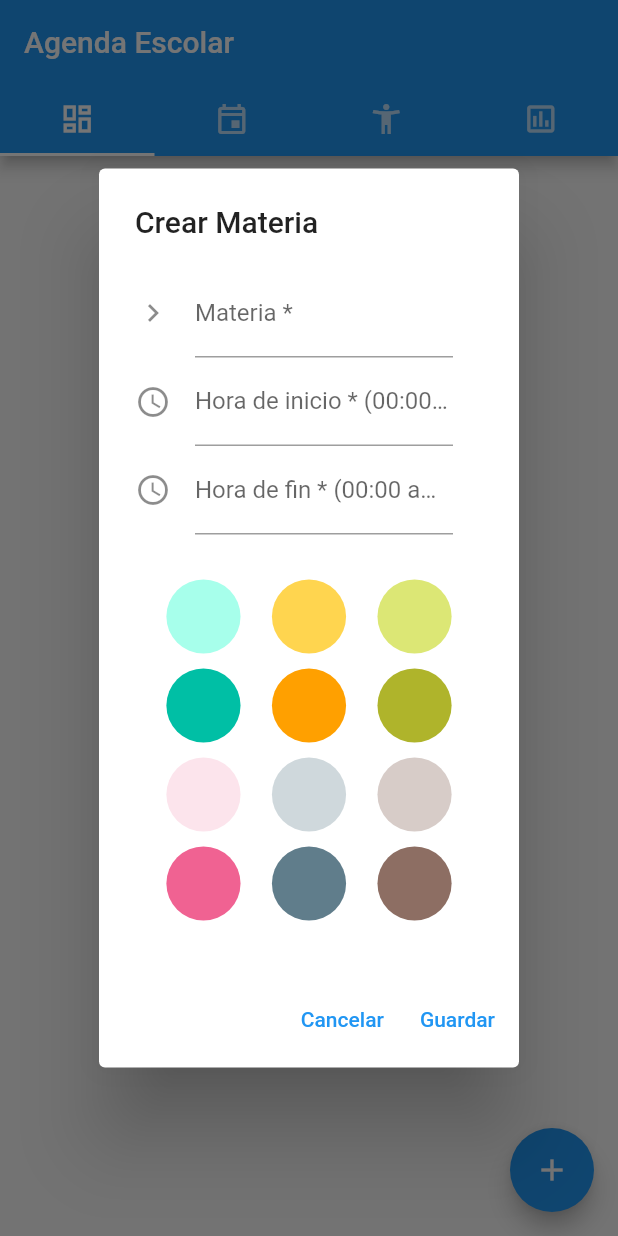
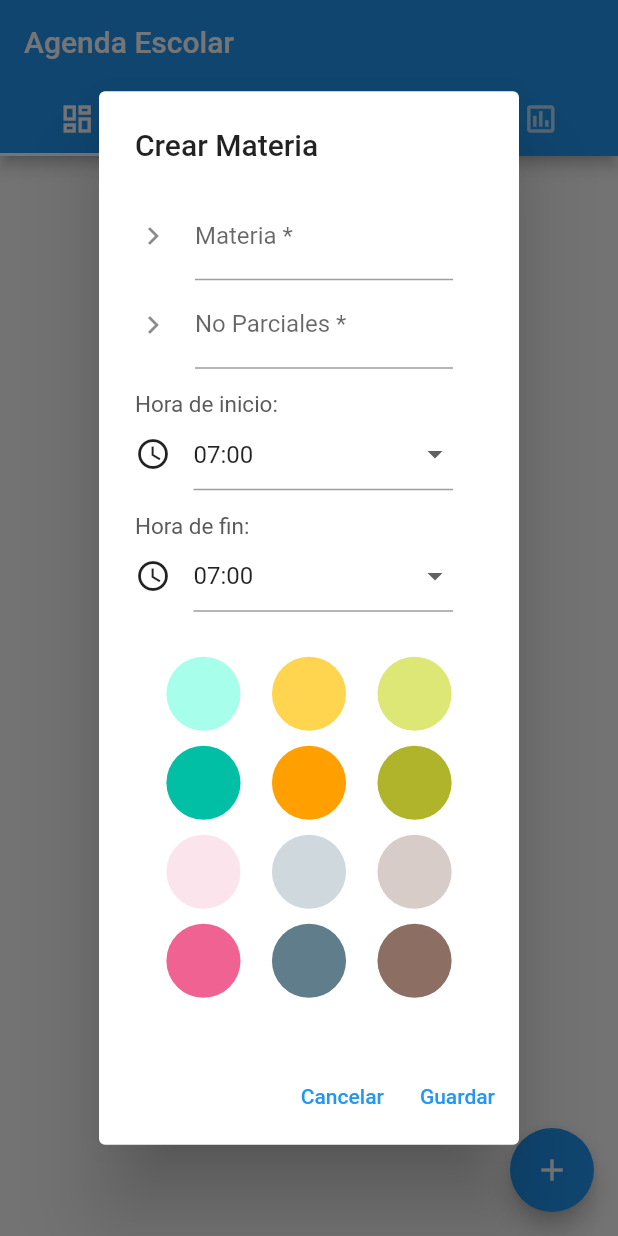
Before and after one commit to JavierUrueta/FlutterProjectEVE, a Flutter app: the screen it shows after launch, after a tap on the "add" icon, on a phone screen of 412 x 824 dp. Run offline on Flutter 3.47's test engine with Material 2 defaults, Android fonts, the phone set to English and light mode, and no system bars; our stand-ins replace cloud_firestore, firebase_core; accounts and stored records are empty.

Commit message:
second commit

```diff
--- a/lib/main.dart
+++ b/lib/main.dart
@@ -1,4 +1,5 @@
 import 'dart:collection';
+import 'dart:convert';
 import 'package:flutter/cupertino.dart';
 import 'package:flutter/material.dart';
 import 'package:firebase_core/firebase_core.dart';
@@ -24,21 +25,24 @@ class MyApp extends StatelessWidget {
 }
 
 class SubjectInfo {
-    late int id;
+    late String id;
     late String name, start, end;
     late Color color;
-    late List<double> ratings = [];
+    late int parciales;
+    late Map<String, String> ratings;
 
-    SubjectInfo(int _id, String _name, String _start, String _end, Color _color) {
-        id = _id;
+    SubjectInfo(String _name, int _parciales, String _start, String _end, Color _color) {
+        id = _name;
         name = _name;
         start = _start;
         end = _end;
         color = _color;
+        ratings = HashMap();
+        parciales = _parciales;
     }
 
-    setRating(double _rating) {
-        ratings.add(_rating);
+    setRating(int p, double prom) {
+        ratings.addAll({p.toString(): prom.toString()});
     }
 
     @override
@@ -46,33 +50,22 @@ class SubjectInfo {
         return "nombre: $name inicio: $start fin: $end color: $color ";
     }
 
-    String hashMapRatings() {
-        String map = "";
-        for (int i = 0; i < ratings.length; i++) {
-          if (i != ratings.length - 1) {
-            map += '${i+1}:${ratings[i]}, ';
-          }else{
-            map += '${i+1}:${ratings[i]}';
-          }
-        }
-        return map;
-    }
-
     HashMap<String, String> createDataforDatabase() {
-        final baseMap = <String, String>{'id': id.toString(), 'nombre': name, 'horaInicio': start, 'horaFin': end,
-                                          'color': color.toString(), 'ratings': hashMapRatings()};
+        final baseMap = <String, String>{'id': id, 'nombre': name, 'horaInicio': start,
+                                         'horaFin': end, 'parciales': parciales.toString(),
+                                         'color': color.toString(),'ratings': jsonEncode(ratings)};
         final mapOf = HashMap<String, String>.of(baseMap);
         return mapOf;
     }
 }
 
 class ProfesorInfo {
-    late int id;
+    late String id;
     late String name, email, mate;
     late Color color;
 
-    ProfesorInfo(int _id, String _name, String _email, String _mate, Color _color) {
-        id = _id;
+    ProfesorInfo(String _name, String _email, String _mate, Color _color) {
+        id = _name;
         name = _name;
         email = _email;
         mate = _mate;
@@ -85,25 +78,40 @@ class ProfesorInfo {
     }
 
     HashMap<String, String> createDataforDatabase() {
-        final baseMap = <String, String>{'nombre': name, 'email': email, 'materia': mate, 'color': color.toString()};
+        final baseMap = <String, String>{'id': id,'nombre': name, 'email': email,
+                                         'materia': mate, 'color': color.toString()};
         final mapOf = HashMap<String, String>.of(baseMap);
         return mapOf;
     }
 }
 
 class EventInfo {
-    late int id;
+  late String id;
   late String name, mate, dia, mes, anio;
   late Color color;
-
-    EventInfo(int _id, String _name, String _mate, String _dia, String _mes, String _anio, Color _color) {
-        id = _id;
+  late int isImportant;
+  EventInfo(String _name, String _mate, String _dia, String _mes, String _anio, Color _color) {
+      id = _name;
       name = _name;
       mate = _mate;
       dia = _dia;
       mes = _mes;
       anio = _anio;
       color = _color;
+      isImportant = setColorId();
+  }
+
+  int setColorId() {
+    if(color == Colors.red) {
+      return 1;
+    } else{
+      if(color == Colors.yellow) {
+        return 2;
+      } else {
+        return 3;
+      }
+    }
+
   }
 
   @override
@@ -112,7 +120,7 @@ class EventInfo {
   }
 
   HashMap<String, String> createDataforDatabase() {
-        final baseMap = <String, String>{'nombre': name, 'materia': mate, 'dia': dia,
+      final baseMap = <String, String>{'id': id,'nombre': name, 'materia': mate, 'dia': dia,
                                        'mes': mes, 'anio': anio, 'color': color.toString()};
       final mapOf = HashMap<String, String>.of(baseMap);
       return mapOf;
@@ -125,9 +133,9 @@ class Materia {
     int color = 0; //100-900
 
     Materia(String nom, int p, int c){
-        this.nombre = nom;
-        this.parciales = p;
-        this.color = c;
+        nombre = nom;
+        parciales = p;
+        color = c;
     }
 }
 
@@ -159,9 +167,6 @@ class _MyHomePageState extends State<MyHomePage> {
 
     @override
     Widget build(BuildContext context) {
-      initializeListsSubjects();
-      initializeListsEvents();
-      initializeListsProfesors();
         return DefaultTabController(
             length: 4,
             child: Scaffold(
@@ -188,63 +193,58 @@ class _MyHomePageState extends State<MyHomePage> {
         );
     }
 
-    initializeListsSubjects() async{
-      List<SubjectInfo> sjct = [];
+    void InitializeList() {
+      List<SubjectInfo> s = [];
+      List<EventInfo> e = [];
+      List<ProfesorInfo> p = [];
 
-      await db.collection('Asignaturas').get().then((value) {
+      db.collection('Asignaturas').get().then((value) {
         value.docs.forEach((element) {
           String valueString = element.data()['color'].split('(0x')[1].split(')')[0]; // kind of hacky..
           int value = int.parse(valueString, radix: 16);
           Color color = Color(value);
-          final s = SubjectInfo(int.parse(element.data()['id']), element.data()['nombre'],
-                                element.data()['horaInicio'], element.data()['horaFin'], color);
-          sjct.add(s);
-        });
+          s.add(SubjectInfo(element.data()['nombre'], int.parse(element.data()['parciales']), element.data()['horaInicio'], element.data()['horaFin'], color));
+          String r = jsonDecode(element.data()['ratings']);
+          print(r);
         });
 
-      setState(() {
-        subjects = sjct;
+        if(s.isNotEmpty && subjects.isEmpty) {
+          setState(() => subjects = s );
+        }
       });
-    }
-
-    initializeListsEvents() async{
-      List<EventInfo> event = [];
-
-      await db.collection('Eventos').get().then((value) {
+      db.collection('Eventos').get().then((value) {
         value.docs.forEach((element) {
           String valueString = element.data()['color'].split('(0x')[1].split(')')[0]; // kind of hacky..
           int value = int.parse(valueString, radix: 16);
           Color color = Color(value);
-          final e = EventInfo(int.parse(element.data()['id']), element.data()['nombre'], element.data()['materia'],
-                              element.data()['dia'], element.data()['mes'], element.data()['anio'], color);
-          event.add(e);
-        });
+          e.add(EventInfo(element.data()['nombre'], element.data()['materia'],
+                          element.data()['dia'], element.data()['mes'], element.data()['anio'], color));
         });
 
-      setState(() {
-        events = event;
-      });
+        if(e.isNotEmpty && events.isEmpty) {
+          setState(() => events = e );
         }
 
-    initializeListsProfesors() async{
-      List<ProfesorInfo> prof = [];
-
-      await db.collection('Profesores').get().then((value) {
+        if(events.isNotEmpty) {
+          colorSort();
+        }
+      });
+      db.collection('Profesores').get().then((value) {
         value.docs.forEach((element) {
           String valueString = element.data()['color'].split('(0x')[1].split(')')[0]; // kind of hacky..
           int value = int.parse(valueString, radix: 16);
           Color color = Color(value);
-          final p = ProfesorInfo(int.parse(element.data()['id']), element.data()['nombre'], element.data()['email'], element.data()['materia'] ,color);
-          prof.add(p);
-        });
+          p.add(ProfesorInfo(element.data()['nombre'], element.data()['email'], element.data()['materia'], color));
         });
 
-      setState(() {
-        teachers = prof;
+        if(p.isNotEmpty && teachers.isEmpty) {
+          setState(() => teachers = p );
+        }
       });
     }
 
     Widget MySubjectPage() {
+      InitializeList();
         return Scaffold(
             body: ListView.builder(
                 itemCount: subjects.length,
@@ -274,7 +274,7 @@ class _MyHomePageState extends State<MyHomePage> {
                         mainAxisAlignment: MainAxisAlignment.end,
                         children: <Widget>[
                           TextButton(onPressed: () => {
-                            db.collection('Asignaturas').doc(subjects[index].id.toString()).delete(),
+                            db.collection('Asignaturas').doc(subjects[index].id).delete(),
                             setState(() {
                               subjects.removeAt(index);
                             }),
@@ -327,8 +327,11 @@ class _MyHomePageState extends State<MyHomePage> {
         double alturaColors = height * 0.6;
         double circleRad = height * 0.06;
         Color colorC = Colors.white;
-        String _name = "", _start = "", _end = "";
-        bool result = false;
+        String _name = "", _start = "07:00", _end = "07:00";
+        int _parcial = 0;
+        List<String> hrsList = ['07:00', '08:00', '09:00', '10:00', '11:00', '12:00', '13:00',
+                                '14:00', '15:00', '16:00', '17:00', '18:00', '19:00', '20:00',
+                                '21:00'];
         showDialog(
             context: context,
             builder: (context) => AlertDialog(
@@ -347,26 +350,95 @@ class _MyHomePageState extends State<MyHomePage> {
                                                     labelText: 'Materia *',
                                                 ),
                                                 onChanged: (String? value) {
-                                                    _name = value.toString();
+                                                    _name = value!;
                                                 }
                                             ),
                                             TextFormField(
                                                 decoration: const InputDecoration(
-                                                    icon: Icon(Icons.schedule),
-                                                    labelText: 'Hora de inicio * (00:00 am/pm)',
+                                                    icon: Icon(Icons.chevron_right),
+                                                    labelText: 'No Parciales *',
                                                 ),
                                                 onChanged: (String? value) {
-                                                    _start = value.toString();
+                                                    _parcial = int.parse(value!);
                                                 }
                                             ),
-                                            TextFormField(
-                                                decoration: const InputDecoration(
-                                                    icon: Icon(Icons.schedule),
-                                                    labelText: 'Hora de fin * (00:00 am/pm)',
+                                            Container(
+                                              padding: const EdgeInsets.only(top: 15),
+                                              child: Row(
+                                                children: const [
+                                                  Text(
+                                                    'Hora de inicio: ',
+                                                    style: TextStyle(
+                                                      fontSize: 15,
+                                                      color: Color.fromARGB(255, 90, 90, 90),
                                                       ),
+                                                  ),
+                                                ],
+                                              ),
+                                            ),
+                                            Row(
+                                              children: <Widget>[
+                                                const Icon(Icons.access_time),
+                                                Expanded(
+                                                  child: Container(
+                                                    padding: const EdgeInsets.only(left: 15),
+                                                    child: DropdownButtonFormField<String>(
+                                                      value: _start,
+                                                      items: hrsList.map((String value){
+                                                        return DropdownMenuItem<String>(
+                                                          value: value,
+                                                          child: Text(value),
+                                                        );
+                                                      }).toList(),
                                                       onChanged: (String? value) {
-                                                    _end = value.toString();
+                                                        setState(() => _start = value!);
+                                                      },
+                                                      onSaved: (String? value) {
+                                                        setState(() =>_start = value!);
                                                       }
+                                                    ),
+                                                  ),
+                                                ),
+                                              ]
+                                            ),
+                                            Container(
+                                              padding: const EdgeInsets.only(top: 15),
+                                              child: Row(
+                                                children: const [
+                                                  Text(
+                                                    'Hora de fin: ',
+                                                    style: TextStyle(
+                                                      fontSize: 15,
+                                                      color: Color.fromARGB(255, 90, 90, 90),
+                                                    )
+                                                  ),
+                                                ],
+                                              ),
+                                            ),
+                                            Row(
+                                              children: <Widget>[
+                                                const Icon(Icons.access_time),
+                                                Expanded(
+                                                  child: Container(
+                                                    padding: const EdgeInsets.only(left: 15),
+                                                    child: DropdownButtonFormField<String>(
+                                                      value: _end,
+                                                      items: hrsList.map((String value){
+                                                        return DropdownMenuItem<String>(
+                                                          value: value,
+                                                          child: Text(value),
+                                                        );
+                                                      }).toList(),
+                                                      onChanged: (String? value) {
+                                                        setState(() => _end = value!);
+                                                      },
+                                                      onSaved: (String? value) {
+                                                        setState(() =>_end = value!);
+                                                      }
+                                                    ),
+                                                  ),
+                                                ),
+                                              ]
                                             ),
                                         ],
                                     ),
@@ -515,8 +587,10 @@ class _MyHomePageState extends State<MyHomePage> {
                     TextButton(
                         onPressed: () {
                           if(_name.isNotEmpty && _start.isNotEmpty && _end.isNotEmpty) {
-                              final s = SubjectInfo(subjects.length + 1,_name, _start, _end, colorC);
-                              db.collection("Asignaturas").doc(s.id.toString()).set(s.createDataforDatabase());
+                            final s = SubjectInfo(_name, _parcial, _start, _end, colorC);
+                            s.setRating(1, 7.8);
+                            db.collection("Asignaturas").doc(s.id).set(s.createDataforDatabase());
+                            setState(() => subjects.add(s));
                           }
                           Navigator.pop(context, 'Guardar');
                         },
@@ -719,8 +793,9 @@ class _MyHomePageState extends State<MyHomePage> {
           TextButton(
             onPressed: (() {
               if (_name != "" && _email != "" && _mate != "") {
-                  final p = ProfesorInfo(teachers.length + 1, _name, _email, _mate, colorC);
-                  db.collection("Profesores").doc(p.id.toString()).set(p.createDataforDatabase());
+                final p = ProfesorInfo(_name, _email, _mate, colorC);
+                db.collection("Profesores").doc(p.id).set(p.createDataforDatabase());
+                setState(() => teachers.add(p));
               }
               Navigator.pop(context, 'Guardar');
             }),
@@ -744,26 +819,33 @@ class _MyHomePageState extends State<MyHomePage> {
             child: Column(
             children: <Widget>[
               ListTile(
-                                contentPadding: const EdgeInsets.fromLTRB(15, 10, 25, 0),
+                contentPadding: const EdgeInsets.fromLTRB(25, 15, 25, 0),
                   title: Text(
                     teachers[index].name,
                     style: const TextStyle(fontSize: 30)
                   ),
-                                subtitle: Align(
-                                    alignment: Alignment.centerLeft,
+                  subtitle: Container(
+                    padding: const EdgeInsets.only(top: 10),
                     child: Column(
                       children: <Widget>[
-                          Text(teachers[index].mate ,
-                            style: const TextStyle(height: 1.5, fontSize: 15),),
-
+                        Row(
+                          children: <Widget>[
+                            Text(teachers[index].mate,
+                              style: const TextStyle(height:1.5, fontSize: 15)
+                            ),
+                          ],
+                        ),
+                        Row(
+                          children: <Widget>[
                             Text(teachers[index].email,
-                            style: const TextStyle(height:1.5, fontSize: 15),),
-                        ])
+                              style: const TextStyle(height:1.5, fontSize: 15)
                             ),
-
-                    leading: const Icon(Icons.subject),
+                          ],
                         ),
-
+                      ],
+                    ),
+                  ),
+                ),
                 Container(
                   margin: const EdgeInsets.only(right: 20, bottom: 10),
                   child: Row(
@@ -775,8 +857,8 @@ class _MyHomePageState extends State<MyHomePage> {
                         }),
                       }, child: const Text('Eliminar')),
                     ],
-                      )
-                  )
+                  ),
+                ),
               ],
             ),
           );
@@ -961,8 +1043,10 @@ class _MyHomePageState extends State<MyHomePage> {
           TextButton(
             onPressed: (() {
               if(_name != "" && _mate != "" && _dia != "" && _mes != "" && _anio != ""){
-                final e = EventInfo(events.length + 1, _name, _mate, _dia, _mes, _anio, colorC);
-                db.collection("Eventos").doc(e.id.toString()).set(e.createDataforDatabase());
+                final e = EventInfo(_name, _mate, _dia, _mes, _anio, colorC);
+                db.collection("Eventos").doc(e.id).set(e.createDataforDatabase());
+                setState(() => events.add(e));
+                colorSort();
               }
               Navigator.pop(context, 'Guardar');
             }),
@@ -971,6 +1055,20 @@ class _MyHomePageState extends State<MyHomePage> {
         ],
       ),
     );
+  }
+
+  void colorSort() {
+    List<EventInfo> e = events;
+    for(int i = 0; i < events.length; i++){
+      for(int j = 0; j < (events.length - i - 1); j++){
+        if(e[j].isImportant > e[j+1].isImportant) {
+          final ev = EventInfo(e[j].name, e[j].mate, e[j].dia, e[j].mes, e[j].anio, e[j].color);
+          e[j] = e[j+1];
+          e[j+1] = ev;
+        }
+      }
+    }
+    setState(() => events = e);
   }
 
 }
```
Lines whose indentation alone changed are shown as unchanged.
